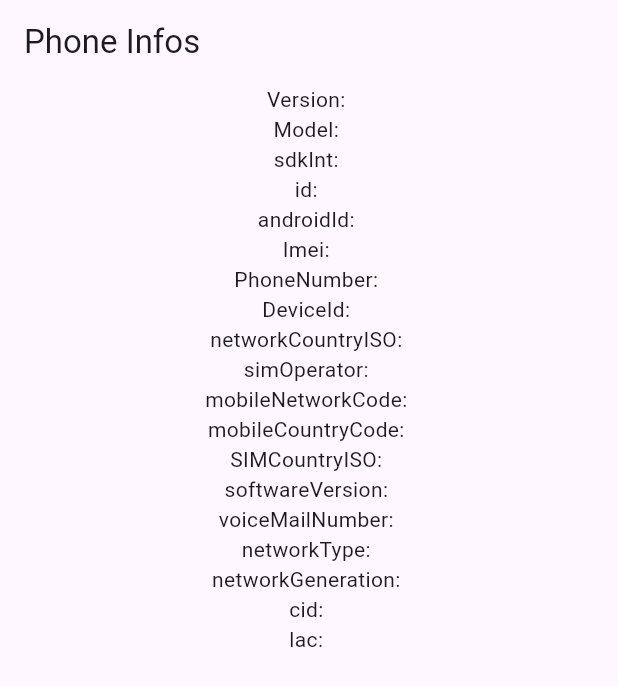
After one commit to PasitDM/simcard_flutter, a Flutter app: the screen it shows after launch, after a tap on an icon or button, on a phone screen of 412 x 824 dp. The commit adds this screen. Shown: the top 686 px of the screen. Run offline on Flutter 3.47's test engine with Material 3 defaults, Android fonts, the light colour scheme and no system bars; our stand-ins replace fluttertoast, permission_handler; missing offline and left inert: autoussdflutter, esim, mobile_number, network_info_plus, phoneinformations, sim_card_info and 2 more.

Commit message:
lib autoussdflutter, phoneinformations, esim

```diff
--- a/lib/main.dart
+++ b/lib/main.dart
@@ -1,5 +1,9 @@
 import 'package:flutter/material.dart';
+import 'package:sim_card_flutter/autousssdflutter_screen.dart';
+import 'package:sim_card_flutter/esim_screen.dart';
 import 'package:sim_card_flutter/mobile_number_screen.dart';
+import 'package:sim_card_flutter/network_info_screen.dart';
+import 'package:sim_card_flutter/phoneinformations_screen.dart';
 import 'package:sim_card_flutter/sim_card_info_screen.dart';
 import 'package:sim_card_flutter/sim_number_screen.dart';
 
@@ -40,7 +44,8 @@ class _HomeScreenState extends State<HomeScreen> {
         appBar: AppBar(
           title: const Text('Plugin example app'),
         ),
-        body: Column(
+        body: SingleChildScrollView(
+          child: Column(
             crossAxisAlignment: CrossAxisAlignment.start,
             children: <Widget>[
               buildContent(
@@ -101,7 +106,65 @@ class _HomeScreenState extends State<HomeScreen> {
                   );
                 },
               ),
+              buildContent(
+                context,
+                topic: 'autoussdflutter 4.4.0',
+                dateTxt: 'Jun 22, 2023',
+                btnTxt: 'autoussdflutter',
+                onTap: () {
+                  Navigator.push(
+                    context,
+                    MaterialPageRoute(
+                      builder: (context) => AutoUSSDFlutterScreen(),
+                    ),
+                  );
+                },
+              ),
+              buildContent(
+                context,
+                topic: 'phoneinformations 1.0.2',
+                dateTxt: 'Mar 23, 2023',
+                btnTxt: 'phoneinformations',
+                onTap: () {
+                  Navigator.push(
+                    context,
+                    MaterialPageRoute(
+                      builder: (context) => PhoneInformationsScreen(),
+                    ),
+                  );
+                },
+              ),
+              buildContent(
+                context,
+                topic: 'esim 0.0.4',
+                dateTxt: 'Jan 30, 2023',
+                btnTxt: 'esim',
+                onTap: () {
+                  Navigator.push(
+                    context,
+                    MaterialPageRoute(
+                      builder: (context) => ESimScreen(),
+                    ),
+                  );
+                },
+              ),
+              buildContent(
+                context,
+                topic: 'network_info_plus 5.0.3',
+                dateTxt: 'Apr 8, 2024',
+                btnTxt: 'network_info_plus',
+                canIos: true,
+                onTap: () {
+                  Navigator.push(
+                    context,
+                    MaterialPageRoute(
+                      builder: (context) => const NetworkInfoPlusScreen(),
+                    ),
+                  );
+                },
+              ),
             ],
+          ),
         ),
       ),
     );
--- /dev/null
+++ b/lib/phoneinformations_screen.dart
@@ -0,0 +1,153 @@
+import 'package:flutter/foundation.dart';
+import 'package:flutter/material.dart';
+import 'package:phoneinformations/phoneinformations.dart';
+
+class PhoneInformationsScreen extends StatefulWidget {
+  const PhoneInformationsScreen({super.key});
+
+  @override
+  State<PhoneInformationsScreen> createState() =>
+      PphonIinformationsStateScreen();
+}
+
+class PphonIinformationsStateScreen extends State<PhoneInformationsScreen> {
+  String model = "";
+  String andoidVersion = "";
+  String serial = "";
+  String id = "";
+  String androidId = "";
+  String manufacturer = "";
+  String brand = "";
+  String sdkInt = "";
+  String simSerialNumber = "";
+  String simNumber = "";
+  String subscriberID = "";
+  String networkCountryISO = "";
+  String simCountryISO = "";
+  String softwareVersion = "";
+  String voiceMailNumber = "";
+  String networkType = "";
+  String networkGeneration = "";
+  String cid = "";
+  String lac = "";
+  String simOperator = "";
+  String mobileNetworkCode = "";
+  String mobileCountryCode = "";
+
+  @override
+  void initState() {
+    super.initState();
+    initPlatformState();
+  }
+
+  // Platform messages are asynchronous, so we initialize in an async method.
+  Future<void> initPlatformState() async {
+    PhoneInfo phoneInfos;
+
+    try {
+      phoneInfos = await Phoneinformations.getPhoneInformation();
+      model = phoneInfos.model;
+      andoidVersion = phoneInfos.andoidVersion;
+      serial = phoneInfos.serial;
+      id = phoneInfos.id;
+      androidId = phoneInfos.androidId;
+      manufacturer = phoneInfos.manufacturer;
+      sdkInt = phoneInfos.sdkInt;
+      simSerialNumber = phoneInfos.simSerialNumber;
+      simNumber = phoneInfos.simNumber;
+      subscriberID = phoneInfos.subscriberID;
+      networkCountryISO = phoneInfos.networkCountryISO;
+      simCountryISO = phoneInfos.simCountryISO;
+      mobileNetworkCode = phoneInfos.mobileNetworkCode;
+      mobileCountryCode = phoneInfos.mobileCountryCode;
+      softwareVersion = phoneInfos.softwareVersion;
+      voiceMailNumber = phoneInfos.voiceMailNumber;
+      networkType = phoneInfos.networkType;
+      networkGeneration = phoneInfos.networkGeneration;
+      cid = phoneInfos.cid;
+      lac = phoneInfos.lac;
+      simOperator = phoneInfos.simOperator;
+    } catch (e) {
+      print("Failed to get phone infos, error : $e");
+    }
+
+    // If the widget was removed from the tree while the asynchronous platform
+    // message was in flight, we want to discard the reply rather than calling
+    // setState to update our non-existent appearance.
+    if (!mounted) return;
+
+    setState(() {});
+  }
+
+  @override
+  Widget build(BuildContext context) {
+    return MaterialApp(
+      home: Scaffold(
+        appBar: AppBar(
+          title: const Text('Phone Infos'),
+        ),
+        body: Column(
+          children: [
+            Center(
+              child: Text('Version: $andoidVersion'),
+            ),
+            Center(
+              child: Text('Model: $model'),
+            ),
+            Center(
+              child: Text('sdkInt: $sdkInt'),
+            ),
+            Center(
+              child: Text('id: $id'),
+            ),
+            Center(
+              child: Text('androidId: $androidId'),
+            ),
+            Center(
+              child: Text('Imei: $simSerialNumber'),
+            ),
+            Center(
+              child: Text('PhoneNumber: $simNumber'),
+            ),
+            Center(
+              child: Text('DeviceId: $subscriberID'),
+            ),
+            Center(
+              child: Text('networkCountryISO: $networkCountryISO'),
+            ),
+            Center(
+              child: Text('simOperator: $simOperator'),
+            ),
+            Center(
+              child: Text('mobileNetworkCode: $mobileNetworkCode'),
+            ),
+            Center(
+              child: Text('mobileCountryCode: $mobileCountryCode'),
+            ),
+            Center(
+              child: Text('SIMCountryISO: $simCountryISO'),
+            ),
+            Center(
+              child: Text('softwareVersion: $softwareVersion'),
+            ),
+            Center(
+              child: Text('voiceMailNumber: $voiceMailNumber'),
+            ),
+            Center(
+              child: Text('networkType: $networkType'),
+            ),
+            Center(
+              child: Text('networkGeneration: $networkGeneration'),
+            ),
+            Center(
+              child: Text('cid: $cid'),
+            ),
+            Center(
+              child: Text('lac: $lac'),
+            ),
+          ],
+        ),
+      ),
+    );
+  }
+}
```
Also changed, not shown: lib/autousssdflutter_screen.dart (added, +189 -0 lines), lib/esim_screen.dart (added, +55 -0 lines), lib/network_info_screen.dart (added, +141 -0 lines), pubspec.yaml (+11 -2 lines), pubspec.lock, 7 other files. Lines whose indentation alone changed are shown as unchanged.
